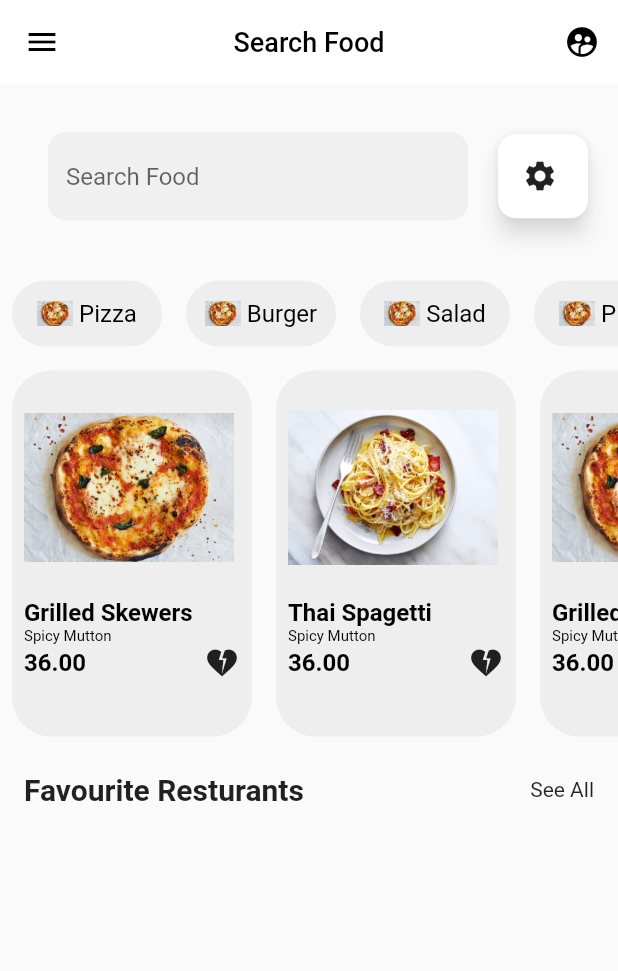
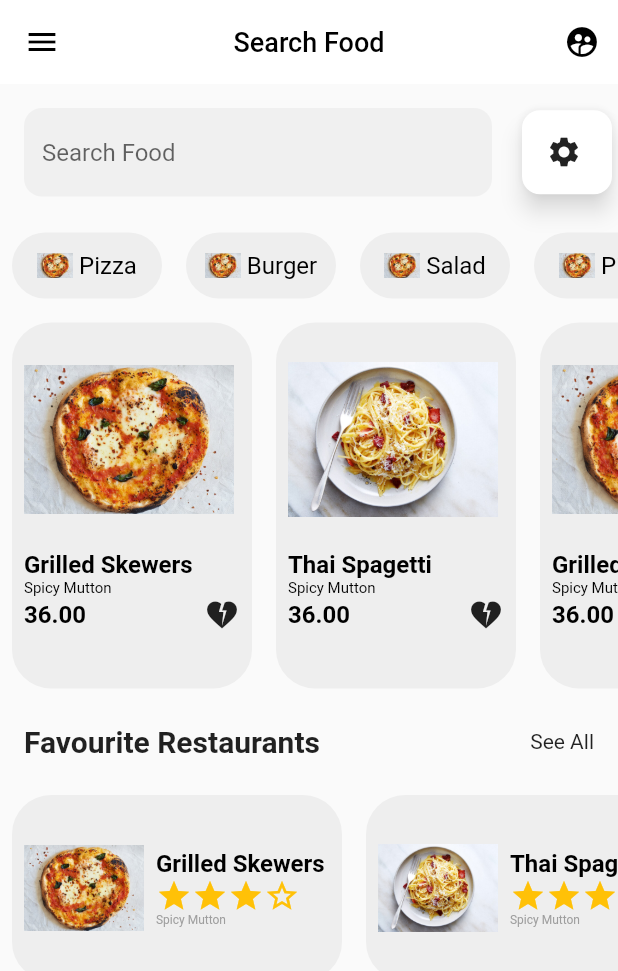
Before and after one commit to aarafrao22/Ecom, a Flutter app: the screen it shows after launch, on a phone screen of 412 x 824 dp. Shown: the top 971 px of the screen. Run offline on Flutter 3.47's test engine with Material 2 defaults, Android fonts, the light colour scheme and no system bars.

Commit message:
Initial Commit

```diff
--- a/lib/main.dart
+++ b/lib/main.dart
@@ -123,8 +123,7 @@ class _MyHomePageState extends State<MyHomePage> {
             const Align(
               alignment: Alignment.topCenter,
             ),
-            Padding(
-              padding: const EdgeInsets.all(16.0),
+            Container(
               child: Row(
                 mainAxisAlignment: MainAxisAlignment.center,
                 children: [
@@ -281,7 +280,7 @@ class _MyHomePageState extends State<MyHomePage> {
                 mainAxisAlignment: MainAxisAlignment.spaceBetween,
                 children: const [
                   Text(
-                    "Favourite Resturants",
+                    "Favourite Restaurants",
                     style: TextStyle(fontSize: 20, fontWeight: FontWeight.bold),
                   ),
                   Text(
@@ -291,13 +290,85 @@ class _MyHomePageState extends State<MyHomePage> {
                   )
                 ],
               ),
-            )
+            ),
+            Container(
+              height: 140,
+              child: ListView.builder(
+                scrollDirection: Axis.horizontal,
+                itemCount: foods.length,
+                itemBuilder: (context, index) {
+                  return Container(
+                    width: 220,
+                    margin: const EdgeInsets.all(8.0),
+                    padding: const EdgeInsets.all(8),
+                    decoration: BoxDecoration(
+                        color: Colors.grey.shade200,
+                        borderRadius: BorderRadius.circular(26)),
+                    child: Row(
+                      mainAxisSize: MainAxisSize.min,
+                      mainAxisAlignment: MainAxisAlignment.start,
+                      crossAxisAlignment: CrossAxisAlignment.center,
+                      children: [
+                        Image.asset(
+                          foods[index].imageUrl,
+                          height: 80,
+                          width: 80,
+                        ),
+                        const SizedBox(
+                          width: 8,
+                        ),
+                        Column(
+                          mainAxisAlignment: MainAxisAlignment.center,
+                          crossAxisAlignment: CrossAxisAlignment.start,
+                          children: [
+                            Text(
+                              foods[index].name,
+                              style: const TextStyle(
+                                  color: Colors.black,
+                                  fontSize: 16,
+                                  fontWeight: FontWeight.bold),
+                            ),
+                            Row(
+                              children: const [
+                                Icon(
+                                  Icons.star,
+                                  color: Colors.amber,
+                                ),
+                                Icon(
+                                  Icons.star,
+                                  color: Colors.amber,
+                                ),
+                                Icon(
+                                  Icons.star,
+                                  color: Colors.amber,
+                                ),
+                                Icon(
+                                  Icons.star_border,
+                                  color: Colors.amber,
+                                ),
+                              ],
+                            ),
+                            Text(
+                              foods[index].subname,
+                              style: const TextStyle(
+                                color: Colors.grey,
+                                fontSize: 8,
+                              ),
+                            ),
+                          ],
+                        )
+                      ],
+                    ),
+                  );
+                },
+              ),
+            ),
           ],
         ),
       ),
       drawer: Drawer(
         child: Column(
-          children: [],
+          children: const [],
         ),
       ),
     );
```
